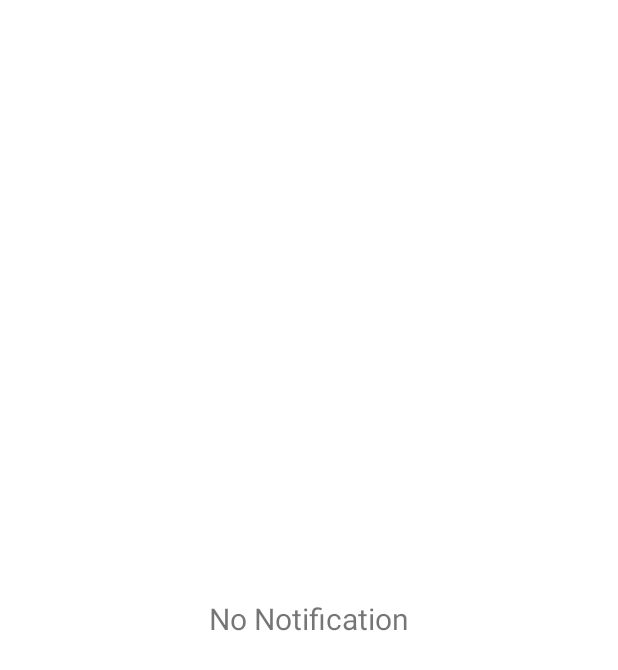
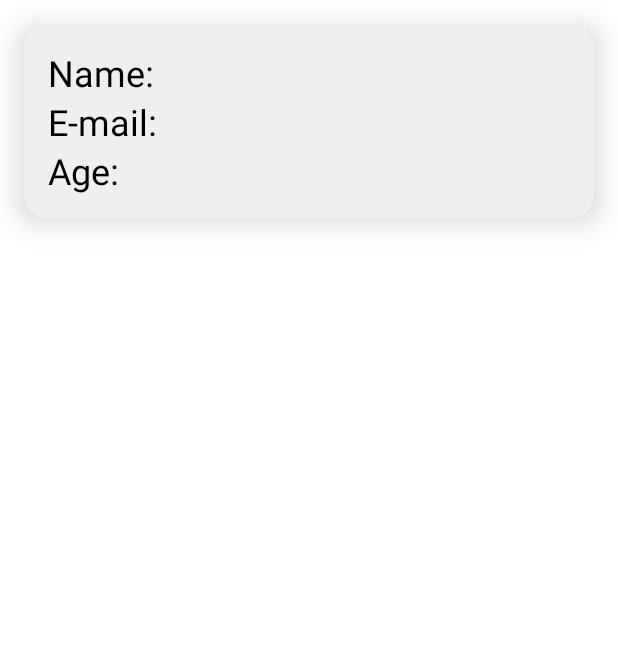
Before and after one commit to UniPool-WIA2006/UniPool, an Android app: the layout activity_notification.xml on its own in the app's theme, with its tools: preview values and no code run, on a phone screen of 412 x 824 dp. Shown: the top 670 px of the screen. Run offline under Robolectric (Android 15) with nearby library versions, the phone set to English and light mode, and no system bars.

Commit message:
Add notification function
Waiting to connect to manage database

```diff
--- a/app/src/main/java/com/example/unipool/ui/chat/ChatFragment.java
+++ b/app/src/main/java/com/example/unipool/ui/chat/ChatFragment.java
@@ -71,10 +71,7 @@ public class ChatFragment extends Fragment {
         String token = client.devToken(user.getId());
 
         client.connectUser(user, token).enqueue(result -> {
-            if(result.isSuccess()) {
-                Toast.makeText(getActivity(), "Success Connecting", Toast.LENGTH_SHORT).show();
-                Log.d( "ChatFragment", "Success Connecting");
-            } else {
+            if(!result.isSuccess()) {
                 Toast.makeText(getActivity(), "Failed to Connect", Toast.LENGTH_SHORT).show();
                 Log.d( "ChatFragment", result.error().getMessage());
             }
--- a/app/src/main/res/layout/activity_notification.xml
+++ b/app/src/main/res/layout/activity_notification.xml
@@ -1,19 +1,81 @@
 <?xml version="1.0" encoding="utf-8"?>
-<androidx.constraintlayout.widget.ConstraintLayout xmlns:android="http://schemas.android.com/apk/res/android"
+<androidx.cardview.widget.CardView xmlns:android="http://schemas.android.com/apk/res/android"
+    android:layout_width="match_parent"
+    android:layout_height="wrap_content"
     xmlns:app="http://schemas.android.com/apk/res-auto"
-    xmlns:tools="http://schemas.android.com/tools"
-    android:layout_width="match_parent"
-    android:layout_height="match_parent"
-    tools:context=".Notification">
+    app:cardElevation="12dp"
+    app:cardCornerRadius="16dp"
+    android:layout_margin="16dp"
+    android:backgroundTint="#efefef">
+    <LinearLayout
+        android:layout_width="match_parent"
+        android:layout_height="wrap_content"
+        android:layout_margin="16dp"
+        android:orientation="vertical">
+        <LinearLayout
+            android:layout_width="wrap_content"
+            android:layout_height="wrap_content"
+            android:orientation="horizontal"
+            android:layout_gravity="center_vertical">
 
-    <TextView
-        android:id="@+id/textView4"
+            <TextView
+                android:layout_width="wrap_content"
+                android:layout_height="wrap_content"
+                android:text="Name: "
+                android:textSize="24dp"
+                android:textColor="@color/black"
+                style="bold"/>
+
+            <TextView
+                android:id="@+id/textname"
+                android:layout_width="wrap_content"
+                android:layout_height="wrap_content"
+                android:textSize="24dp"
+                android:textColor="@color/black"
+                style="bold"/>
+        </LinearLayout>        <LinearLayout
         android:layout_width="wrap_content"
         android:layout_height="wrap_content"
-        android:text="No Notification"
-        android:textSize="20dp"
-        app:layout_constraintBottom_toBottomOf="parent"
-        app:layout_constraintEnd_toEndOf="parent"
-        app:layout_constraintStart_toStartOf="parent"
-        app:layout_constraintTop_toTopOf="parent" />
-</androidx.constraintlayout.widget.ConstraintLayout>
+        android:orientation="horizontal"
+        android:layout_gravity="center_vertical">
+
+        <TextView
+            android:layout_width="wrap_content"
+            android:layout_height="wrap_content"
+            android:text="E-mail: "
+            android:textSize="24dp"
+            android:textColor="@color/black"
+            style="bold"/>
+
+        <TextView
+            android:id="@+id/textemail"
+            android:layout_width="wrap_content"
+            android:layout_height="wrap_content"
+            android:textSize="24dp"
+            android:textColor="@color/black"
+            style="bold"/>
+    </LinearLayout>
+        <LinearLayout
+            android:layout_width="wrap_content"
+            android:layout_height="wrap_content"
+            android:orientation="horizontal"
+            android:layout_gravity="center_vertical">
+
+            <TextView
+                android:layout_width="wrap_content"
+                android:layout_height="wrap_content"
+                android:text="Age: "
+                android:textSize="24dp"
+                android:textColor="@color/black"
+                style="bold"/>
+
+            <TextView
+                android:id="@+id/textage"
+                android:layout_width="wrap_content"
+                android:layout_height="wrap_content"
+                android:textSize="24dp"
+                android:textColor="@color/black"
+                style="bold"/>
+        </LinearLayout>
+    </LinearLayout>
+</androidx.cardview.widget.CardView>
```
Also changed, not shown: app/src/main/AndroidManifest.xml (+20 -13 lines), app/src/main/java/com/example/unipool/DatabaseHandler.java (+8 -0 lines), app/src/main/java/com/example/unipool/MainActivity.java (+4 -5 lines), app/src/main/java/com/example/unipool/Notification.java (deleted, +0 -14 lines), app/src/main/java/com/example/unipool/ui/notification/NotificationAdapter.java (added, +55 -0 lines), app/src/main/java/com/example/unipool/ui/notification/NotificationList.java (added, +55 -0 lines), app/src/main/res/layout/activity_notification_list.xml (added, +14 -0 lines).
